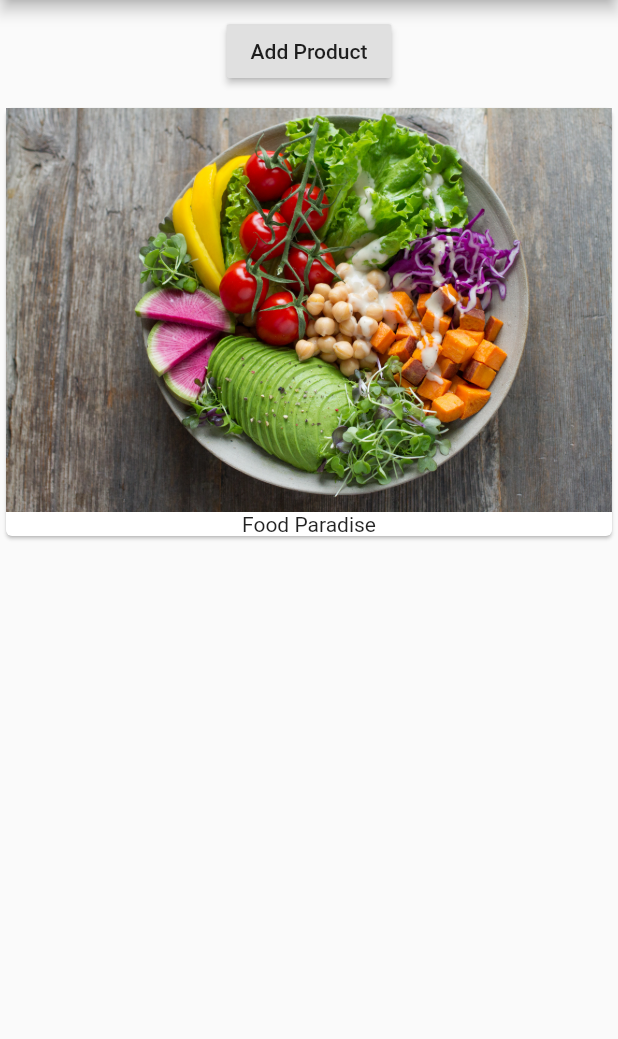
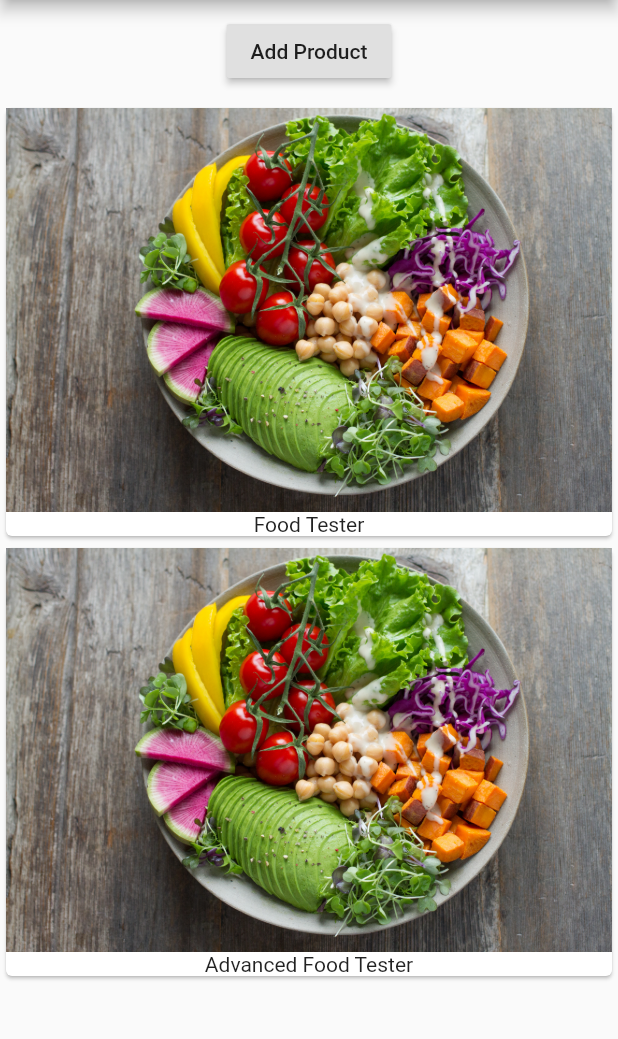
Before and after one commit to avighnajha/Flutter-tutorial, a Flutter app: the screen it shows after launch, after a tap on "Add Product", on a phone screen of 412 x 824 dp, the part 84-1123 px from its top. Run offline on Flutter 3.47's test engine with Material 2 defaults, Android fonts, the phone set to English and light mode, and no system bars.

```diff
--- a/lib/main.dart
+++ b/lib/main.dart
@@ -1,19 +1,13 @@
-import 'dart:html';
+import "package:flutter/material.dart";
 
-import "package:flutter/material.dart";
+import './product_manager.dart';
 
 void main() {
   runApp(MyApp());
 }
 
-class MyApp extends StatefulWidget {
-  @override
-  State<StatefulWidget> createState() {
-    return _MyAppState();
-  }
-}
-
-class _MyAppState extends State<MyApp> {
+//How stateful widgets work in flutter -- look into it a bit more
+class MyApp extends StatelessWidget {
   @override // This just acts as an annotation telling us that this block of code just overides statelesswidget
   Widget build(BuildContext context) {
     return MaterialApp(
@@ -21,25 +15,7 @@ class _MyAppState extends State<MyApp> {
         appBar: AppBar(
           title: Text("EasyList"),
         ),
-        body: Column(
-          children: [
-            Container(
-              margin: EdgeInsets.all(10.0),
-              child: RaisedButton(
-                onPressed: () {},
-                child: Text("Add Product"),
-              ),
-            ),
-            Card(
-              child: Column(
-                children: [
-                  Image.asset("assets/food.jpg"),
-                  Text("Food Paradise")
-                ],
-              ),
-            ),
-          ],
-        ),
+        body: ProductManager(),
       ),
     );
   }
--- /dev/null
+++ b/lib/product_manager.dart
@@ -0,0 +1,33 @@
+import 'package:flutter/material.dart';
+
+import './products.dart';
+
+class ProductManager extends StatefulWidget {
+  @override
+  State<StatefulWidget> createState() {
+    return _ProductManagerState();
+  }
+}
+
+class _ProductManagerState extends State<ProductManager> {
+  List<String> _products = ["Food Tester"];
+  @override
+  Widget build(BuildContext context) {
+    return Column(
+      children: [
+        Container(
+          margin: EdgeInsets.all(10.0),
+          child: RaisedButton(
+            onPressed: () {
+              setState(() {
+                _products.add("Advanced Food Tester");
+              });
+            },
+            child: Text("Add Product"),
+          ),
+        ),
+        Products(_products)
+      ],
+    );
+  }
+}
--- /dev/null
+++ b/lib/products.dart
@@ -0,0 +1,24 @@
+import 'package:flutter/material.dart';
+
+class Products extends StatelessWidget {
+  final List<String> products;
+
+  Products(this.products);
+  @override
+  Widget build(BuildContext context) {
+    return Column(
+      children: products
+          .map(
+            (element) => Card(
+              child: Column(
+                children: <Widget>[
+                  Image.asset("assets/food.jpg"),
+                  Text(element)
+                ],
+              ),
+            ),
+          )
+          .toList(),
+    );
+  }
+}
```
